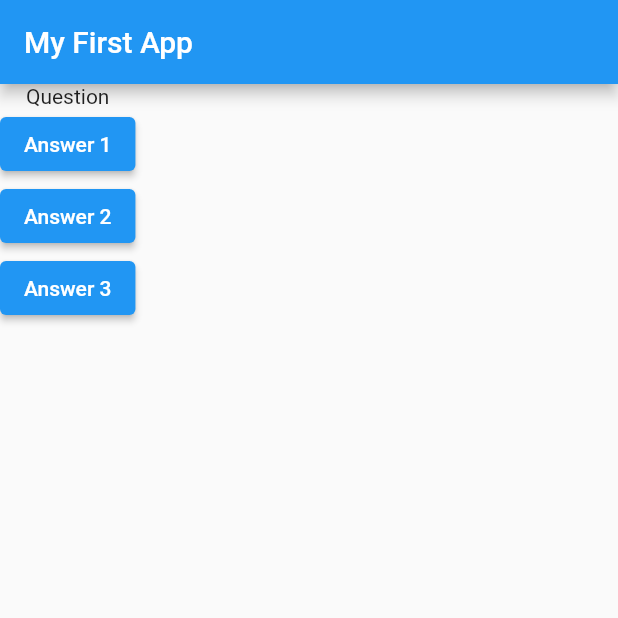
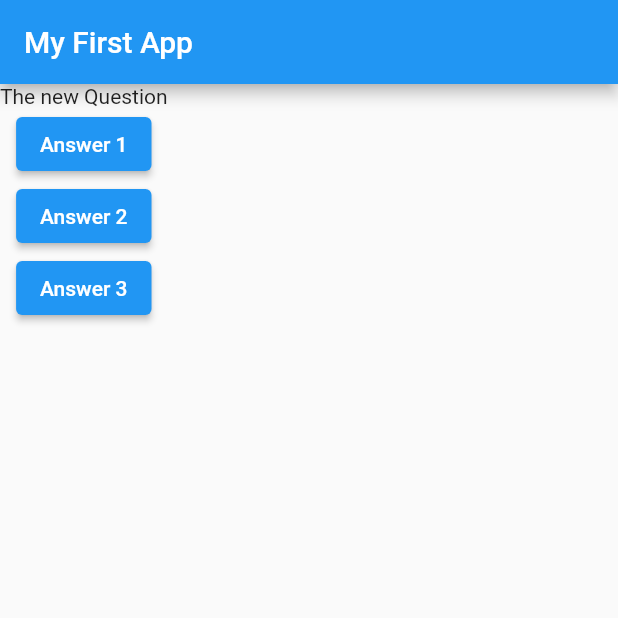
Before and after one commit to chebihiF/tp0_flutter_suptech, a Flutter app: the screen it shows after launch, after a tap on "Answer 1", on a phone screen of 412 x 824 dp, the top half of it. Run offline on Flutter 3.47's test engine with Material 2 defaults, Android fonts, the light colour scheme and no system bars.

Commit message:
add setstate

```diff
--- a/lib/main.dart
+++ b/lib/main.dart
@@ -15,7 +15,9 @@
 class MyAppState extends State {
   var value = "Question";
   void answerQuestion() {
-    value = "The new Question";
+    setState(() {
+      value = "The new Question";
+    });
     print('Answer Chosen Question');
   }
 
```
